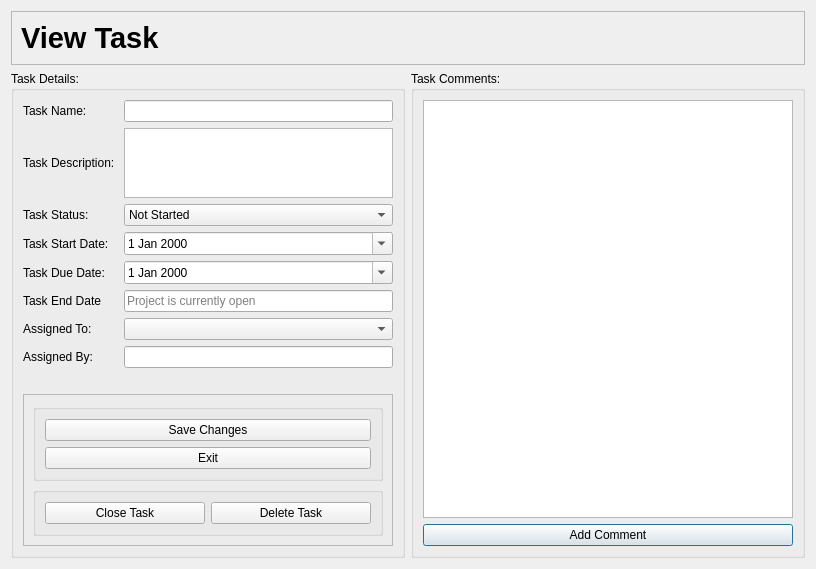
Old version of the form ui/viewTaskDialog.ui in the repository yasar12123/Soft27101-PMS.
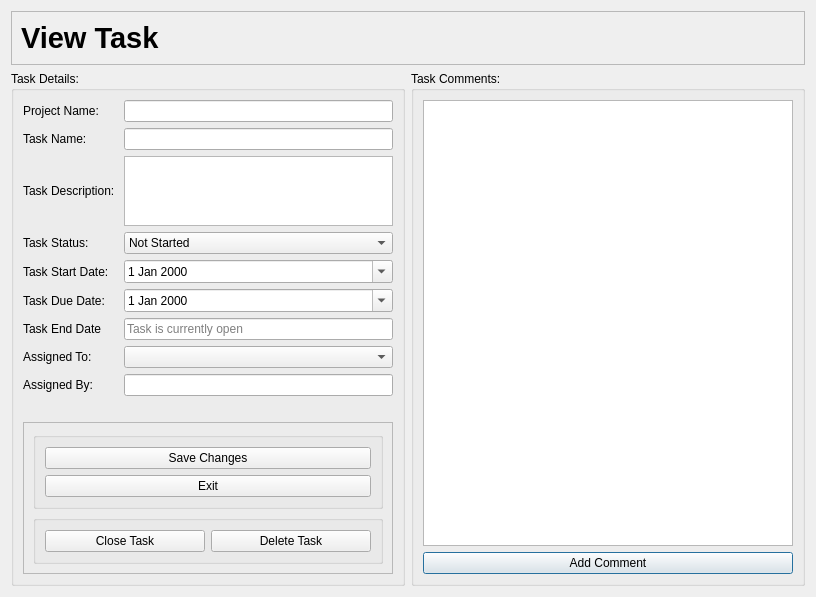
New version of the form.

Commit message: programmed view task and add task buttons

Patch:
```diff
--- a/ui/viewTaskDialog.ui
+++ b/ui/viewTaskDialog.ui
@@ -7,7 +7,7 @@
     <x>0</x>
     <y>0</y>
     <width>816</width>
-    <height>553</height>
+    <height>559</height>
    </rect>
   </property>
   <property name="windowTitle">
@@ -49,54 +49,48 @@
      <layout class="QVBoxLayout" name="verticalLayout_3">
       <item>
        <layout class="QGridLayout" name="gridLayout">
-        <item row="0" column="2">
-         <widget class="QLineEdit" name="taskNameLE"/>
-        </item>
-        <item row="3" column="2">
-         <widget class="QDateEdit" name="taskStartDE">
-          <property name="calendarPopup">
-           <bool>true</bool>
-          </property>
-         </widget>
-        </item>
-        <item row="5" column="2">
-         <widget class="QLineEdit" name="taskEndLE">
-          <property name="readOnly">
-           <bool>true</bool>
-          </property>
-          <property name="placeholderText">
-           <string>Project is currently open</string>
-          </property>
-          <property name="clearButtonEnabled">
-           <bool>false</bool>
-          </property>
-         </widget>
-        </item>
-        <item row="1" column="2">
-         <widget class="QTextEdit" name="taskDescTE"/>
-        </item>
-        <item row="5" column="0">
-         <widget class="QLabel" name="label_7">
-          <property name="text">
-           <string>Task End Date</string>
-          </property>
-         </widget>
-        </item>
         <item row="2" column="0">
-         <widget class="QLabel" name="label_3">
-          <property name="text">
-           <string>Task Status: </string>
-          </property>
-         </widget>
-        </item>
-        <item row="1" column="0">
          <widget class="QLabel" name="label_2">
           <property name="text">
            <string>Task Description: </string>
           </property>
          </widget>
         </item>
-        <item row="2" column="2">
+        <item row="8" column="0">
+         <widget class="QLabel" name="label_9">
+          <property name="text">
+           <string>Assigned By: </string>
+          </property>
+         </widget>
+        </item>
+        <item row="7" column="0">
+         <widget class="QLabel" name="label_8">
+          <property name="text">
+           <string>Assigned To: </string>
+          </property>
+         </widget>
+        </item>
+        <item row="4" column="2">
+         <widget class="QDateEdit" name="taskStartDE">
+          <property name="calendarPopup">
+           <bool>true</bool>
+          </property>
+         </widget>
+        </item>
+        <item row="6" column="2">
+         <widget class="QLineEdit" name="taskEndLE">
+          <property name="readOnly">
+           <bool>true</bool>
+          </property>
+          <property name="placeholderText">
+           <string>Task is currently open</string>
+          </property>
+          <property name="clearButtonEnabled">
+           <bool>false</bool>
+          </property>
+         </widget>
+        </item>
+        <item row="3" column="2">
          <widget class="QComboBox" name="taskStatusCB">
           <property name="acceptDrops">
            <bool>false</bool>
@@ -113,45 +107,58 @@
           </item>
          </widget>
         </item>
+        <item row="5" column="2">
+         <widget class="QDateEdit" name="taskDueDE">
+          <property name="calendarPopup">
+           <bool>true</bool>
+          </property>
+         </widget>
+        </item>
+        <item row="5" column="0">
+         <widget class="QLabel" name="label_5">
+          <property name="text">
+           <string>Task Due Date: </string>
+          </property>
+         </widget>
+        </item>
+        <item row="1" column="2">
+         <widget class="QLineEdit" name="taskNameLE"/>
+        </item>
         <item row="3" column="0">
-         <widget class="QLabel" name="label_4">
+         <widget class="QLabel" name="label_3">
           <property name="text">
-           <string>Task Start Date: </string>
+           <string>Task Status: </string>
           </property>
          </widget>
         </item>
-        <item row="0" column="0">
+        <item row="1" column="0">
          <widget class="QLabel" name="label">
           <property name="text">
            <string>Task Name: </string>
           </property>
          </widget>
         </item>
-        <item row="6" column="0">
-         <widget class="QLabel" name="label_8">
-          <property name="text">
-           <string>Assigned To: </string>
-          </property>
-         </widget>
-        </item>
-        <item row="4" column="2">
-         <widget class="QDateEdit" name="taskDueDE">
-          <property name="calendarPopup">
-           <bool>true</bool>
-          </property>
-         </widget>
+        <item row="2" column="2">
+         <widget class="QTextEdit" name="taskDescTE"/>
         </item>
         <item row="4" column="0">
-         <widget class="QLabel" name="label_5">
+         <widget class="QLabel" name="label_4">
           <property name="text">
-           <string>Task Due Date: </string>
+           <string>Task Start Date: </string>
           </property>
          </widget>
         </item>
-        <item row="6" column="2">
-         <widget class="QComboBox" name="taskAssigneeCB"/>
+        <item row="6" column="0">
+         <widget class="QLabel" name="label_7">
+          <property name="text">
+           <string>Task End Date</string>
+          </property>
+         </widget>
         </item>
         <item row="7" column="2">
+         <widget class="QComboBox" name="taskAssigneeCB"/>
+        </item>
+        <item row="8" column="2">
          <widget class="QLineEdit" name="taskAssignerLE">
           <property name="readOnly">
            <bool>true</bool>
@@ -164,10 +171,13 @@
           </property>
          </widget>
         </item>
-        <item row="7" column="0">
-         <widget class="QLabel" name="label_9">
+        <item row="0" column="2">
+         <widget class="QLineEdit" name="projectNameLE"/>
+        </item>
+        <item row="0" column="0">
+         <widget class="QLabel" name="label_10">
           <property name="text">
-           <string>Assigned By: </string>
+           <string>Project Name: </string>
           </property>
          </widget>
         </item>
```
Left out of the diff: 2 changed lines with no effect on the pictures. The commit also changes 23 other files.
